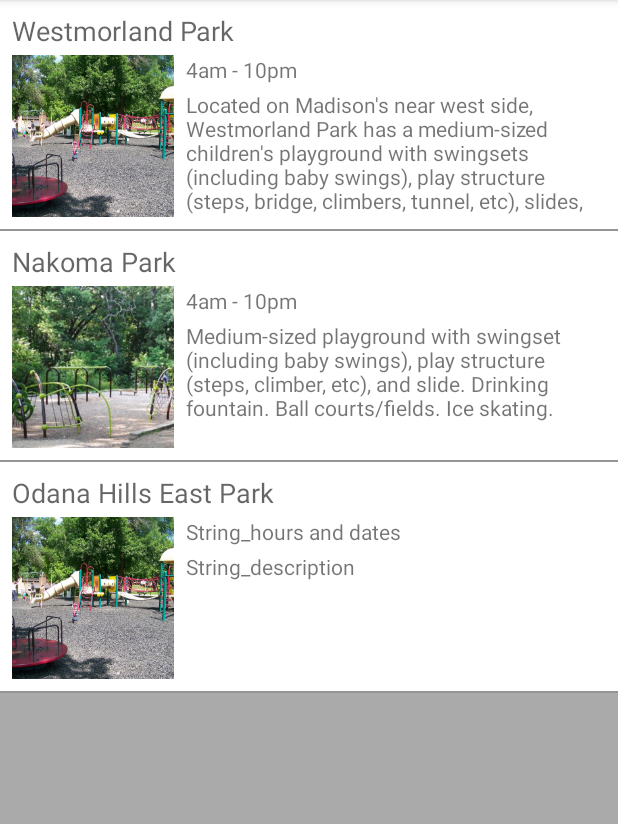
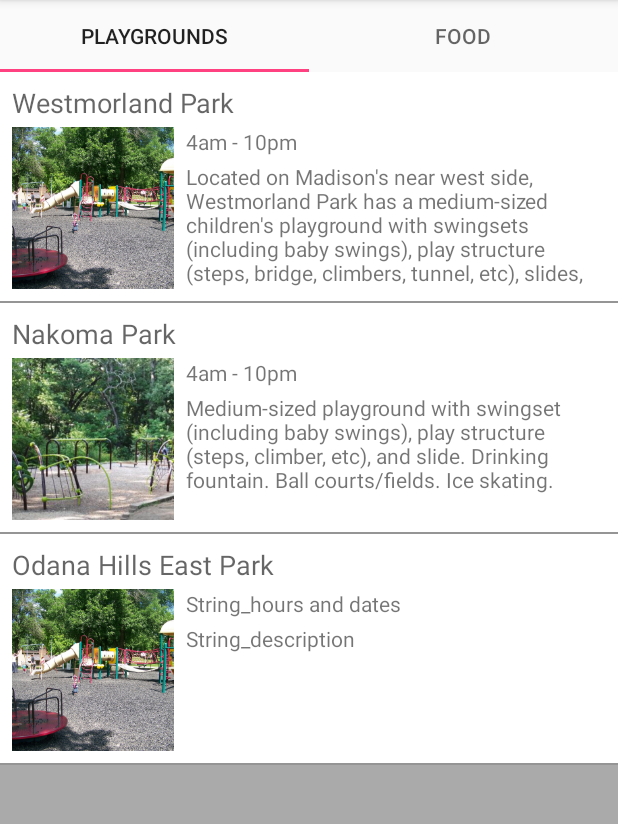
Before and after one commit to jamack/Project-TourGuideapp, an Android app: the screen it shows after launch (MainActivity), on a phone screen of 412 x 824 dp, the part 84-908 px from its top. Run offline under Robolectric (Android 15) with nearby library versions, the phone set to English and light mode, and no system bars.

Commit message:
TabLayout for ViewPager functioning

```diff
--- a/app/build.gradle
+++ b/app/build.gradle
@@ -27,5 +27,6 @@ dependencies {
     compile 'com.android.support:appcompat-v7:25.3.1'
     compile 'com.android.support.constraint:constraint-layout:1.0.2'
     compile 'com.android.support:support-v4:25.3.1'
+    compile 'com.android.support:design:25.3.1'
     testCompile 'junit:junit:4.12'
 }
--- a/app/src/main/java/com/example/android/project_tourguideapp/KidThingFragmentPagerAdapter.java
+++ b/app/src/main/java/com/example/android/project_tourguideapp/KidThingFragmentPagerAdapter.java
@@ -23,6 +23,7 @@ public class KidThingFragmentPagerAdapter extends FragmentPagerAdapter {
         super(fm);
     }
 
+    // TODO: UPDATE once all category Fragments are included below
     @Override
     public Fragment getItem(int position) {
         switch (position) {
@@ -36,6 +37,19 @@ public class KidThingFragmentPagerAdapter extends FragmentPagerAdapter {
     }
 
     @Override
+    public CharSequence getPageTitle(int position) {
+
+        switch (position) {
+            case 0:
+                return "Playgrounds";
+            case 1:
+                return "Food";
+        }
+
+        return null;
+    }
+
+    @Override
     public int getCount() {
         return NUMBER_OF_SCREENS;
     }
--- a/app/src/main/java/com/example/android/project_tourguideapp/MainActivity.java
+++ b/app/src/main/java/com/example/android/project_tourguideapp/MainActivity.java
@@ -1,6 +1,7 @@
 package com.example.android.project_tourguideapp;
 
 import android.os.Bundle;
+import android.support.design.widget.TabLayout;
 import android.support.v4.view.ViewPager;
 import android.support.v7.app.AppCompatActivity;
 
@@ -14,13 +15,16 @@ public class MainActivity extends AppCompatActivity {
         // Inflate the layout with a container view (which will be replaced by the fragments)
         setContentView(R.layout.activity_main);
 
-//        // Get a FragmentManager instance and use it to replace the Activity's container view with the first fragment
-//        getSupportFragmentManager().beginTransaction().replace(R.id.activity_main, new ParksListFragment()).commit();
-
-        // Get a ViewPager instance and assign to a variable
+        // Get the xml layout's ViewPager widget and assign to a variable
         ViewPager viewPager = (ViewPager) findViewById(R.id.view_pager);
+        // Create a new KidThingFragmentAdapter instance via its constructor, passing it a FragmentManager instance
         KidThingFragmentPagerAdapter adapter = new KidThingFragmentPagerAdapter(getSupportFragmentManager());
         viewPager.setAdapter(adapter);
+
+        // Get the xml layout's TabLayout widget and assign to a variable
+        TabLayout tabLayout = (TabLayout) findViewById(R.id.sliding_tabs);
+        // Set the ViewPager on the TabLayout to connect the pager with the tabs
+        tabLayout.setupWithViewPager(viewPager);
 
 
 //        final ArrayList<KidThing> kidThings = new ArrayList<KidThing>();
--- a/app/src/main/res/layout/activity_main.xml
+++ b/app/src/main/res/layout/activity_main.xml
@@ -1,9 +1,16 @@
 <?xml version="1.0" encoding="utf-8"?>
 <LinearLayout xmlns:android="http://schemas.android.com/apk/res/android"
+    xmlns:app="http://schemas.android.com/apk/res-auto"
     android:id="@+id/listing_container"
     android:layout_width="match_parent"
     android:layout_height="match_parent"
     android:orientation="vertical">
+
+    <android.support.design.widget.TabLayout
+        android:id="@+id/sliding_tabs"
+        android:layout_width="match_parent"
+        android:layout_height="wrap_content"
+        app:tabMode="fixed" />
 
     <android.support.v4.view.ViewPager
         android:id="@+id/view_pager"
```
